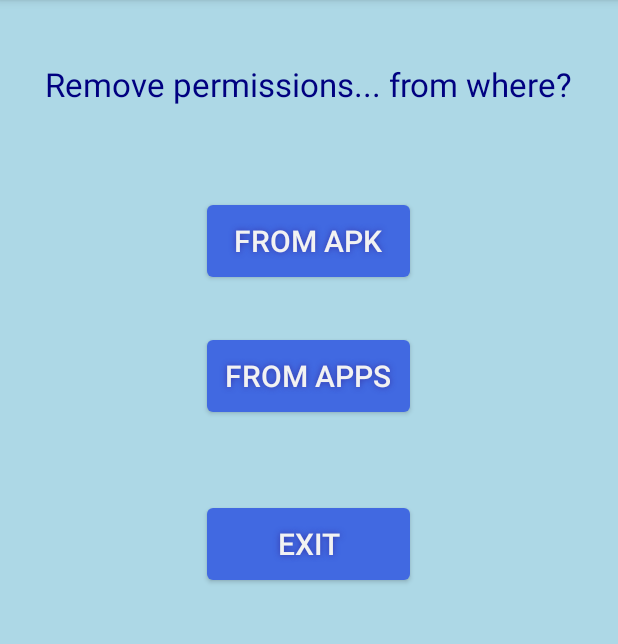
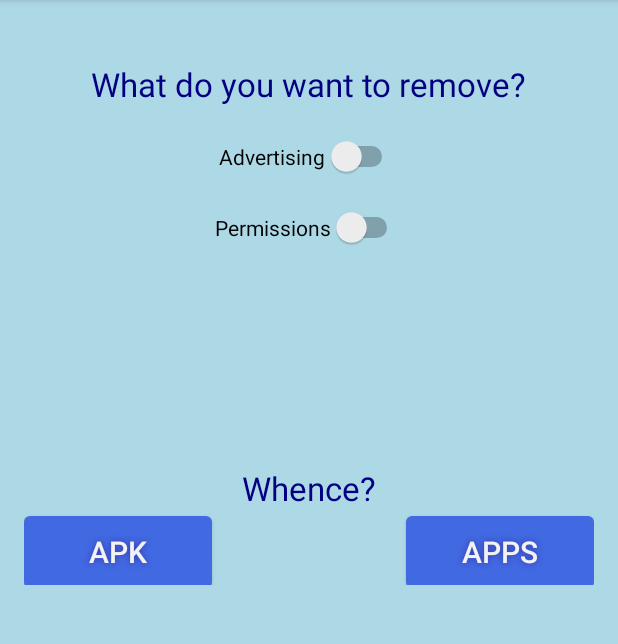
Before and after one commit to packmad/ApkMuzzle, an Android app: the screen it shows after launch (MainActivity), on a phone screen of 412 x 824 dp, the part 84-728 px from its top. Run offline under Robolectric (Android 15) with nearby library versions, the phone set to English and light mode, and no system bars.

```diff
--- a/app/build.gradle
+++ b/app/build.gradle
@@ -23,5 +23,7 @@ dependencies {
     compile fileTree(include: ['*.jar'], dir: 'libs')
     testCompile 'junit:junit:4.12'
     compile 'com.android.support:appcompat-v7:23.4.0'
+    compile 'com.android.support:cardview-v7:23.1.1'
+    compile 'org.sufficientlysecure:donations:2.4'
     compile files('libs/rmperm-all.jar')
 }
--- a/app/src/main/java/it/saonzo/apkmuzzle/FileManagerAdapter.java
+++ b/app/src/main/java/it/saonzo/apkmuzzle/FileManagerAdapter.java
@@ -38,7 +38,7 @@ public class FileManagerAdapter extends ArrayAdapter<String> {
         row = inflater.inflate(this.mLayoutResourceId, parent, false);
         TextView questionTxtView = (TextView) row.findViewById(R.id.rowtext);
         questionTxtView.setText(question);
-        if (question.equals(MainActivity.APPFOLDERNAME + '/'))
+        if (question.equals(MainActivity.APP_FOLDER_NAME + '/'))
             questionTxtView.setTextColor(Color.RED);
         else if (question.contains("/"))
             questionTxtView.setTextColor(Color.parseColor("#FFA500"));
--- a/app/src/main/java/it/saonzo/apkmuzzle/InstalledAppsActivity.java
+++ b/app/src/main/java/it/saonzo/apkmuzzle/InstalledAppsActivity.java
@@ -41,7 +41,7 @@ public class InstalledAppsActivity extends Activity {
                 String packageName = pi.packageName;
                 //Log.d("############", ">>> " + publicSourceDir+" "+packageName);
                 File src = new File(publicSourceDir);
-                File dst = new File(MainActivity.FOLDER_FILE.getPath()+"/"+packageName+".apk");
+                File dst = new File(MainActivity.FOLDER_FILE.getPath() + "/" + packageName + ".apk");
                 try {
                     dst.createNewFile();
                 } catch (IOException e) {
@@ -51,8 +51,7 @@ public class InstalledAppsActivity extends Activity {
                 Intent intent = new Intent(iaa, PermissionsMangeActivity.class);
                 intent.putExtra(PermissionsMangeActivity.EXTRA_PERMISSIONSMANAGE, dst.getAbsolutePath());
                 startActivity(intent);
-            }
-
+                }
         });
         try {
             packageList1.clear();
--- a/app/src/main/java/it/saonzo/apkmuzzle/MainActivity.java
+++ b/app/src/main/java/it/saonzo/apkmuzzle/MainActivity.java
@@ -9,9 +9,11 @@ import android.net.Uri;
 import android.os.Bundle;
 import android.os.Environment;
 import android.support.v4.app.ActivityCompat;
+import android.support.v4.content.ContextCompat;
 import android.view.Menu;
 import android.view.MenuItem;
 import android.view.View;
+import android.widget.Switch;
 
 import java.io.File;
 import java.io.FileOutputStream;
@@ -20,37 +22,43 @@ import java.io.InputStream;
 import java.io.OutputStream;
 
 public class MainActivity extends Activity {
-    public static final String APPFOLDERNAME = "ApkMuzzle";
+    public static final String APP_FOLDER_NAME = "ApkMuzzle";
     public static final String FOLDER_PATH =
-            Environment.getExternalStorageDirectory().toString() + '/' + APPFOLDERNAME;
+            Environment.getExternalStorageDirectory().toString() + '/' + APP_FOLDER_NAME;
     public static final String CUSTOM_METHODS_RES = "custom.dex";
     public static final File FOLDER_FILE = new File(FOLDER_PATH);
     public static final File CUSTOM_FILE = new File(FOLDER_PATH, CUSTOM_METHODS_RES);
-
+    private static final int PERM_REQUEST = 1;
+    public static boolean adsFlag;
+    public static boolean permsFlag;
+    private Switch adsSwitch;
+    private Switch permsSwitch;
 
     @Override
     protected void onCreate(Bundle savedInstanceState) {
         super.onCreate(savedInstanceState);
         setContentView(R.layout.activity_main);
+        adsSwitch = (Switch) findViewById(R.id.SwitchAds);
+        permsSwitch = (Switch) findViewById(R.id.SwitchPerms);
 
+        int check = ContextCompat.checkSelfPermission(this, Manifest.permission.READ_EXTERNAL_STORAGE);
+        if (check != PackageManager.PERMISSION_GRANTED)
             ActivityCompat.requestPermissions(
                     this,
-                new String[] {
-                        Manifest.permission.READ_EXTERNAL_STORAGE
-                },
-                1);
-
+                    new String[]{Manifest.permission.READ_EXTERNAL_STORAGE},
+                    PERM_REQUEST
+            );
     }
 
     @Override
-    public void onRequestPermissionsResult(int requestCode,
-                                           String permissions[], int[] grantResults) {
+    public void onRequestPermissionsResult(int requestCode, String permissions[], int[] grantResults) {
         switch (requestCode) {
-            case 1: {
+            case PERM_REQUEST: {
                 // If request is cancelled, the result arrays are empty.
                 if (grantResults.length > 0 && grantResults[0] == PackageManager.PERMISSION_GRANTED) {
-                    boolean b = FOLDER_FILE.mkdirs();
-
+                    FOLDER_FILE.mkdirs();
+                    if (!FOLDER_FILE.exists())
+                        throw new AssertionError("Error creating " + FOLDER_FILE.toString());
                     if (!CUSTOM_FILE.exists()) {
                         try {
                             AssetManager assetManager = getAssets();
@@ -64,32 +72,45 @@ public class MainActivity extends Activity {
                             in.close();
                             out.flush();
                             out.close();
-                        }
-                        catch (IOException ioe) {
-                            //TODO
+                        } catch (IOException ioe) {
+                            throw new AssertionError("Error creating " + CUSTOM_FILE.toString());
                         }
                     }
 
                 } else {
-
-                    // permission denied, boo! Disable the
-                    // functionality that depends on this permission.
+                    throw new AssertionError("This app need the READ_EXTERNAL_STORAGE permission");
                 }
-                return;
             }
 
         }
     }
 
+    private boolean atLeastOneSwitchEnabled() {
+        adsFlag = adsSwitch.isChecked();
+        permsFlag = permsSwitch.isChecked();
+        if (adsFlag || permsFlag)
+            return true;
+        Utilities.ShowAlertDialog(
+                this,
+                getResources().getString(R.string.no_choice),
+                getResources().getString(R.string.no_choice_msg)
+        );
+        return false;
+    }
+
 
     public void readApk(View view) {
+        if (atLeastOneSwitchEnabled()) {
             Intent intent = new Intent(this, FileManagerActivity.class);
             startActivity(intent);
         }
+    }
 
     public void getInstalledApp(View view) {
+        if (atLeastOneSwitchEnabled()) {
             Intent intent = new Intent(this, InstalledAppsActivity.class);
             startActivity(intent);
+        }
     }
 
     public void exit(View view) {
@@ -107,7 +128,10 @@ public class MainActivity extends Activity {
     public boolean onOptionsItemSelected(MenuItem item) {
         int id = item.getItemId();
         if (id == R.id.action_donate) {
-            Intent browserIntent = new Intent(Intent.ACTION_VIEW, Uri.parse("https://www.paypal.com/cgi-bin/webscr?cmd=_donations&business=X5CSSCY72LZBC&lc=IT&item_name=Six110&currency_code=EUR&bn=PP%2dDonationsBF%3abtn_donateCC_LG%2egif%3aNonHostedhttps://www.paypal.com/cgi-bin/webscr?cmd=_donations&business=X5CSSCY72LZBC&lc=IT&item_name=Six110&currency_code=EUR&bn=PP%2dDonationsBF%3abtn_donateCC_LG%2egif%3aNonHosted"));
+            Intent browserIntent = new Intent(
+                    Intent.ACTION_VIEW,
+                    Uri.parse("https://www.paypal.com/cgi-bin/webscr?cmd=_donations&business=X5CSSCY72LZBC&lc=IT&item_name=Six110&currency_code=EUR&bn=PP%2dDonationsBF%3abtn_donateCC_LG%2egif%3aNonHostedhttps://www.paypal.com/cgi-bin/webscr?cmd=_donations&business=X5CSSCY72LZBC&lc=IT&item_name=Six110&currency_code=EUR&bn=PP%2dDonationsBF%3abtn_donateCC_LG%2egif%3aNonHosted")
+            );
             startActivity(browserIntent);
             return true;
         }
--- a/app/src/main/java/it/saonzo/apkmuzzle/Utilities.java
+++ b/app/src/main/java/it/saonzo/apkmuzzle/Utilities.java
@@ -31,7 +31,7 @@ public class Utilities {
             out.close();
         }
         catch(IOException e){
-            //TODO
+            throw new AssertionError("Copy FAILS from " + src.toString() + " to " + dst.toString());
         }
 
     }
--- a/app/src/main/res/drawable/buttonshape.xml
+++ b/app/src/main/res/drawable/buttonshape.xml
@@ -5,20 +5,20 @@
         />
     <gradient
         android:angle="45"
+        android:centerColor="@color/RoyalBlue"
         android:centerX="35%"
-        android:centerColor="@color/RoyalBlue"
+        android:endColor="@color/RoyalBlue"
         android:startColor="@color/RoyalBlue"
-        android:endColor="@color/RoyalBlue"
         android:type="linear"
         />
     <padding
+        android:bottom="0dp"
         android:left="0dp"
+        android:right="0dp"
         android:top="0dp"
-        android:right="0dp"
-        android:bottom="0dp"
         />
     <size
-        android:width="135dp"
+        android:width="125dp"
         android:height="30dp"
         />
 </shape>
--- a/app/src/main/res/layout/activity_main.xml
+++ b/app/src/main/res/layout/activity_main.xml
@@ -1,60 +1,101 @@
-<RelativeLayout xmlns:android="http://schemas.android.com/apk/res/android"
+<LinearLayout xmlns:android="http://schemas.android.com/apk/res/android"
     xmlns:tools="http://schemas.android.com/tools"
     android:layout_width="match_parent"
     android:layout_height="match_parent"
+    android:background="@color/LightBlue"
+    android:orientation="vertical"
+    android:paddingBottom="@dimen/activity_vertical_margin"
     android:paddingLeft="@dimen/activity_horizontal_margin"
     android:paddingRight="@dimen/activity_horizontal_margin"
     android:paddingTop="@dimen/activity_vertical_margin"
-    android:paddingBottom="@dimen/activity_vertical_margin"
-    android:background="@color/LightBlue"
+    android:weightSum="1"
     tools:context=".MainActivity">
 
-    <Button
+    <LinearLayout
+        android:layout_width="match_parent"
+        android:layout_height="wrap_content"
+        android:layout_weight="0.13"
+        android:gravity="top|center"
+        android:orientation="vertical"
+        android:weightSum="1">
+
+        <TextView
+            android:id="@+id/textView2"
             android:layout_width="wrap_content"
             android:layout_height="wrap_content"
-        android:text="@string/read_apk"
-        style="@style/Buttons"
-        android:id="@+id/button_read_apk"
-        android:onClick="readApk"
-        android:layout_marginTop="66dp"
+            android:layout_marginTop="25dp"
+            android:gravity="top"
+            android:text="@string/what_do_you_want"
+            android:textAppearance="?android:attr/textAppearanceLarge"
+            android:textColor="@color/navy" />
 
-        android:layout_below="@+id/textView2"
-        android:layout_centerHorizontal="true" />
+        <LinearLayout
+            android:layout_width="match_parent"
+            android:layout_height="wrap_content"
+            android:layout_weight="1.12"
+            android:gravity="top|center"
+            android:orientation="vertical">
+
+            <Switch
+                android:id="@+id/SwitchAds"
+                android:layout_width="wrap_content"
+                android:layout_height="wrap_content"
+                android:layout_marginTop="20dp"
+                android:text="@string/advertising" />
+
+            <Switch
+                android:id="@+id/SwitchPerms"
+                android:layout_width="wrap_content"
+                android:layout_height="wrap_content"
+                android:layout_marginTop="20dp"
+                android:text="@string/perms" />
+        </LinearLayout>
+
+
+        <TextView
+            android:id="@+id/textView"
+            android:layout_width="wrap_content"
+            android:layout_height="wrap_content"
+            android:layout_gravity="center_horizontal"
+            android:layout_marginTop="85dp"
+            android:layout_weight="0."
+            android:gravity="top"
+            android:text="@string/whence"
+
+            android:textAppearance="?android:attr/textAppearanceLarge"
+            android:textColor="@color/navy" />
+
+        <RelativeLayout
+            android:layout_width="match_parent"
+            android:layout_height="wrap_content">
 
             <Button
+                android:id="@+id/button_read_apk"
                 style="@style/Buttons"
                 android:layout_width="wrap_content"
                 android:layout_height="wrap_content"
-        android:text="@string/my_apps"
-        android:id="@+id/button"
-        android:onClick="getInstalledApp"
-        android:layout_marginTop="34dp"
-        android:layout_below="@+id/button_read_apk"
-        android:layout_alignStart="@+id/button_read_apk"
-        android:layout_alignLeft="@+id/button_read_apk"
-        />
+                android:layout_alignParentLeft="true"
+                android:layout_alignParentStart="true"
+                android:layout_centerVertical="true"
+                android:layout_gravity="center_horizontal"
+                android:onClick="readApk"
+                android:text="@string/read_apk" />
 
             <Button
+                android:id="@+id/button"
                 style="@style/Buttons"
                 android:layout_width="wrap_content"
                 android:layout_height="wrap_content"
-        android:text="@string/exit"
-        android:id="@+id/button2"
-        android:onClick="exit"
-        android:layout_below="@+id/button"
-        android:layout_alignLeft="@+id/button_read_apk"
-        android:layout_alignStart="@+id/button"
-        android:layout_marginTop="56dp" />
+                android:layout_alignParentEnd="true"
+                android:layout_alignParentRight="true"
+                android:layout_centerVertical="true"
+                android:layout_gravity="center_horizontal"
+                android:onClick="getInstalledApp"
+                android:text="@string/my_apps" />
 
-    <TextView
-        android:layout_width="wrap_content"
-        android:layout_height="wrap_content"
-        android:textAppearance="?android:attr/textAppearanceLarge"
-        android:text="@string/remove_from"
-        android:textColor="@color/navy"
-        android:id="@+id/textView2"
-        android:layout_alignParentTop="true"
-        android:layout_centerHorizontal="true"
-        android:layout_marginTop="25dp" />
 
         </RelativeLayout>
+
+
+    </LinearLayout>
+</LinearLayout>
--- a/app/src/main/res/menu/menu_main.xml
+++ b/app/src/main/res/menu/menu_main.xml
@@ -1,5 +1,7 @@
 <menu xmlns:android="http://schemas.android.com/apk/res/android"
-    xmlns:tools="http://schemas.android.com/tools" tools:context=".MainActivity">
+    xmlns:app="http://schemas.android.com/apk/res-auto"
+    xmlns:tools="http://schemas.android.com/tools"
+    tools:context=".MainActivity">
     <!--
     <item
         android:id="@+id/action_settings"
@@ -8,7 +10,7 @@
         android:showAsAction="never" /> -->
     <item
         android:id="@+id/action_donate"
+        android:orderInCategory="100"
         android:title="@string/action_donate"
-        android:orderInCategory="100"
-        android:showAsAction="never" />
+        app:showAsAction="never" />
 </menu>
--- a/app/src/main/res/values/strings.xml
+++ b/app/src/main/res/values/strings.xml
@@ -12,8 +12,8 @@
     <string name="action_donate">Donate!</string>
 
     <!--buttons-->
-    <string name="my_apps">FROM APPS</string>
-    <string name="read_apk">FROM APK</string>
+    <string name="my_apps">APPs</string>
+    <string name="read_apk">APK</string>
     <string name="exit">EXIT</string>
     <string name="install">Install</string>
 
@@ -27,6 +27,10 @@
     <string name="remove_from">Remove permissions... from where?</string>
     <string name="from_apk">...from an apk</string>
     <string name="from_app">...from your app</string>
+
+    <string name="no_choice">NO CHOICE</string>
+    <string name="no_choice_msg">You must select at least one thing to remove</string>
+
 
     <!--FolderLayout-->
     <string name="location">Location</string>
@@ -45,19 +49,19 @@
     <string name="must_share">You must share only Google Play Store links</string>
 
     <!--SaveApkService-->
-    <string name="removing_permissions">Removing permissions from</string>
-    <string name="finished_removing">Finished removing permission from</string>
+    <string name="removing_permissions">Muzzling </string>
+    <string name="finished_removing">Removal completed: </string>
 
 
     <!--SaveResultActivity-->
     <string name="no_messages">No messages... it\'s strange</string>
     <string name="already_installed">APP ALREADY INSTALLED</string>
     <string name="need_uninstall">You need to uninstall the old app before install this new one!</string>
-    <string name="were_errors">There were errors during the removal process that stopped the creation of the new apk.</string>
+    <string name="were_errors">There were errors during the removal process that stopped the creation of the new apk</string>
+    <string name="whence">Whence?</string>
+    <string name="what_do_you_want">What do you want to remove?</string>
+    <string name="advertising">Advertising</string>
+    <string name="perms">Permissions</string>
 
 
-    <!--
-    <string name=""></string>
-    getResources().getString(R.string.)
-    -->
 </resources>
```
Also changed, not shown: app/src/main/AndroidManifest.xml (+17 -10 lines), app/src/main/java/it/saonzo/apkmuzzle/PermissionsMangeActivity.java (+21 -22 lines), app/src/main/java/it/saonzo/apkmuzzle/SaveApkService.java (+30 -8 lines), app/src/main/java/it/saonzo/apkmuzzle/SaveResultActivity.java (+45 -3 lines), app/src/main/res/layout/permcheck_item.xml (+10 -8 lines), 1 other file. Lines whose indentation alone changed are shown as unchanged.
